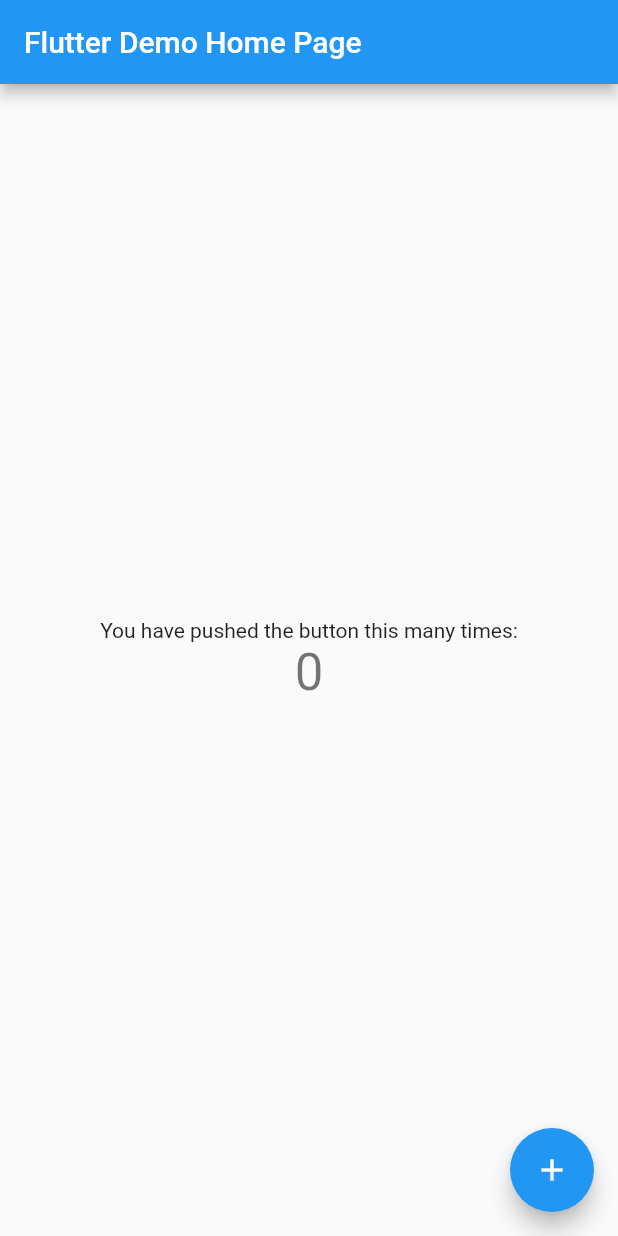
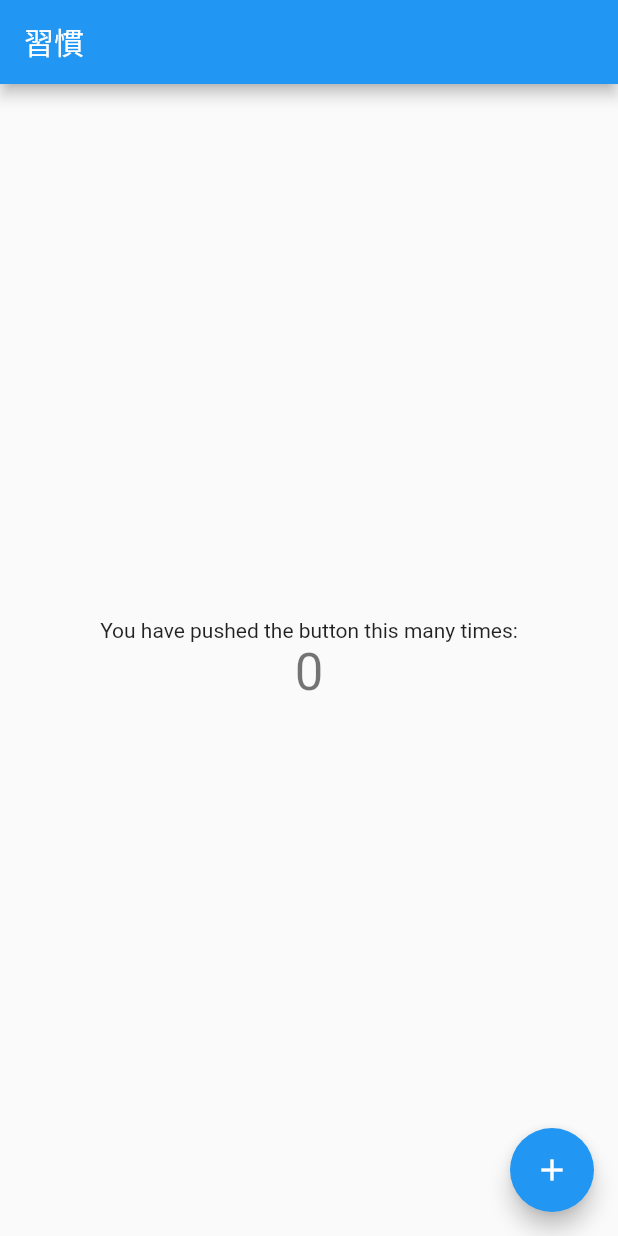
Before and after one commit to ShotaroOkada/practice_flutter, a Flutter app: the screen it shows after launch, on a phone screen of 412 x 824 dp. Run offline on Flutter 3.47's test engine with Material 2 defaults, Android fonts, the phone set to English and light mode, and no system bars.

Commit message:
first commit

```diff
--- a/lib/main.dart
+++ b/lib/main.dart
@@ -10,7 +10,7 @@ class MyApp extends StatelessWidget {
       theme: ThemeData(
         primarySwatch: Colors.blue,
       ),
-      home: MyHomePage(title: 'Flutter Demo Home Page'),
+      home: MyHomePage(title: '習慣'),
     );
   }
 }
```
